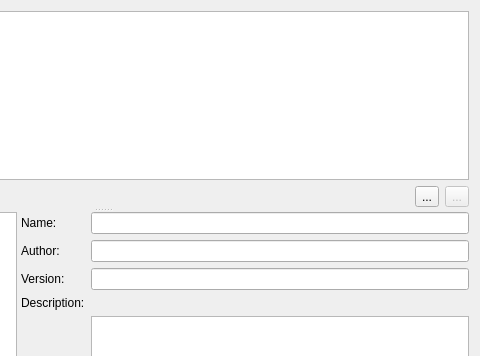
The window that ressources/ui/repository.ui (pathmann/pyTSon) describes before a commit, drawn with Qt 5; both pictures show x 275 to 755 and y 0 to 356 of the 755 by 539 pixel window.
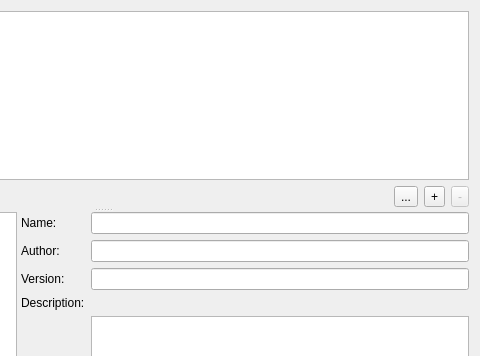
The same window after the commit.

```diff
--- a/ressources/ui/repository.ui
+++ b/ressources/ui/repository.ui
@@ -56,10 +56,17 @@
            </property>
           </spacer>
          </item>
+         <item>
+          <widget class="QToolButton" name="addPyButton">
+           <property name="text">
+            <string>...</string>
+           </property>
+          </widget>
+         </item>
          <item>
           <widget class="QToolButton" name="addButton">
            <property name="text">
-            <string notr="true">...</string>
+            <string notr="true">+</string>
            </property>
            <property name="pytsonicon" stdset="0">
             <string notr="true">octicons:diff-added.svg.png</string>
@@ -72,7 +79,7 @@
             <bool>false</bool>
            </property>
            <property name="text">
-            <string notr="true">...</string>
+            <string notr="true">-</string>
            </property>
            <property name="pytsonicon" stdset="0">
             <string notr="true">octicons:diff-removed.svg.png</string>
```
Left out of the diff: 4 changed lines with no effect on the pictures.
